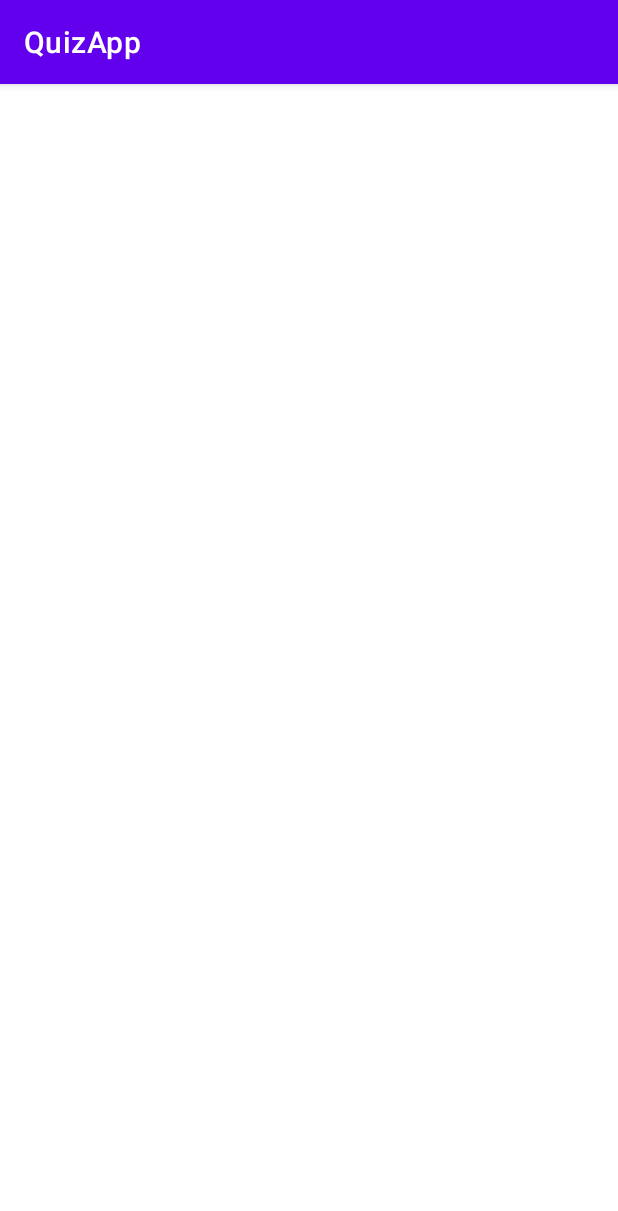
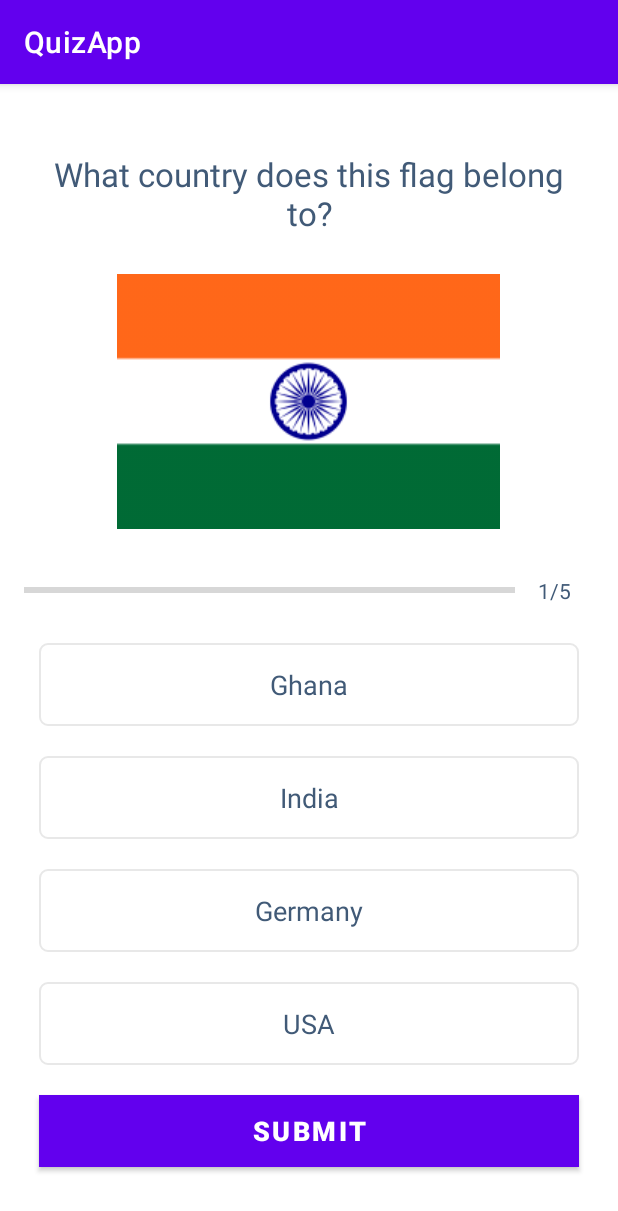
Before and after one commit to BernardAli/CountryQuiz, an Android app: the QuizQuestionsActivity screen opened directly, with no data from a screen before it, on a phone screen of 412 x 824 dp. Shown: the top 1211 px of the screen. Run offline under Robolectric (Android 15) with nearby library versions, the phone set to English and light mode, and no system bars.

Commit message:
activity quiz questions completed

```diff
--- /dev/null
+++ b/app/src/main/res/drawable/default_option_border_bg.xml
@@ -0,0 +1,13 @@
+<?xml version="1.0" encoding="utf-8"?>
+<shape xmlns:android="http://schemas.android.com/apk/res/android"
+    android:shape="rectangle">
+
+    <stroke
+        android:width="1dp"
+        android:color="#E8E8E8"/>
+
+    <solid android:color="@color/white" />
+
+    <corners android:radius="5dp"/>
+
+</shape>
--- a/app/src/main/res/layout/activity_quiz_questions.xml
+++ b/app/src/main/res/layout/activity_quiz_questions.xml
@@ -1,9 +1,128 @@
 <?xml version="1.0" encoding="utf-8"?>
-<androidx.constraintlayout.widget.ConstraintLayout xmlns:android="http://schemas.android.com/apk/res/android"
+<ScrollView xmlns:android="http://schemas.android.com/apk/res/android"
     xmlns:app="http://schemas.android.com/apk/res-auto"
     xmlns:tools="http://schemas.android.com/tools"
     android:layout_width="match_parent"
     android:layout_height="match_parent"
+    android:fillViewport="true"
     tools:context=".QuizQuestionsActivity">
 
-</androidx.constraintlayout.widget.ConstraintLayout>
+    <LinearLayout
+        android:layout_width="match_parent"
+        android:layout_height="wrap_content"
+        android:orientation="vertical"
+        android:padding="16dp"
+        android:gravity="center">
+
+        <TextView
+            android:id="@+id/tv_question"
+            android:layout_width="match_parent"
+            android:layout_height="wrap_content"
+            android:layout_margin="10dp"
+            android:gravity="center"
+            android:textColor="#415a77"
+            android:textSize="22dp"
+            android:text="What country does this flag belong to?"/>
+
+        <ImageView
+            android:id="@+id/iv_image"
+            android:layout_width="wrap_content"
+            android:layout_height="wrap_content"
+            android:layout_marginTop="16dp"
+            android:src="@drawable/india"/>
+
+        <LinearLayout
+            android:id="@+id/ll_progress_details"
+            android:layout_width="match_parent"
+            android:layout_height="wrap_content"
+            android:layout_gravity="center_vertical"
+            android:layout_marginTop="16dp"
+            android:orientation="horizontal">
+
+            <ProgressBar
+                android:id="@+id/progressBar"
+                style="?android:attr/progressBarStyleHorizontal"
+                android:layout_width="0dp"
+                android:layout_height="wrap_content"
+                android:layout_weight="1"
+                android:max="5"
+                android:minHeight="50dp"
+                android:progress="0"
+                android:indeterminate="false" />
+
+            <TextView
+                android:id="@+id/tv_progress"
+                android:layout_width="wrap_content"
+                android:layout_height="wrap_content"
+                android:padding="15dp"
+                android:gravity="center"
+                android:textColor="#415a77"
+                android:textSize="14dp"
+                android:text="1/5"/>
+
+        </LinearLayout>
+
+        <TextView
+            android:id="@+id/tv_option_one"
+            android:layout_width="match_parent"
+            android:layout_height="wrap_content"
+            android:layout_margin="10dp"
+            android:background="@drawable/default_option_border_bg"
+            android:gravity="center"
+            android:padding="15dp"
+            android:textColor="#415a77"
+            android:textSize="18sp"
+            android:text="Ghana"/>
+
+        <TextView
+            android:id="@+id/tv_option_two"
+            android:layout_width="match_parent"
+            android:layout_height="wrap_content"
+            android:layout_margin="10dp"
+            android:background="@drawable/default_option_border_bg"
+            android:gravity="center"
+            android:padding="15dp"
+            android:textColor="#415a77"
+            android:textSize="18sp"
+            android:text="India"/>
+
+
+        <TextView
+            android:id="@+id/tv_option_three"
+            android:layout_width="match_parent"
+            android:layout_height="wrap_content"
+            android:layout_margin="10dp"
+            android:background="@drawable/default_option_border_bg"
+            android:gravity="center"
+            android:padding="15dp"
+            android:textColor="#415a77"
+            android:textSize="18sp"
+            android:text="Germany"/>
+
+
+        <TextView
+            android:id="@+id/tv_option_four"
+            android:layout_width="match_parent"
+            android:layout_height="wrap_content"
+            android:layout_margin="10dp"
+            android:background="@drawable/default_option_border_bg"
+            android:gravity="center"
+            android:padding="15dp"
+            android:textColor="#415a77"
+            android:textSize="18sp"
+            android:text="USA"/>
+
+        <Button
+            android:id="@+id/btn_submit"
+            android:layout_width="match_parent"
+            android:layout_height="wrap_content"
+            android:layout_margin="10dp"
+            android:background="@color/material_dynamic_primary0"
+            android:text="SUBMIT"
+            android:textSize="18sp"
+            android:textStyle="bold"
+            />
+
+    </LinearLayout>
+
+</ScrollView>
```
